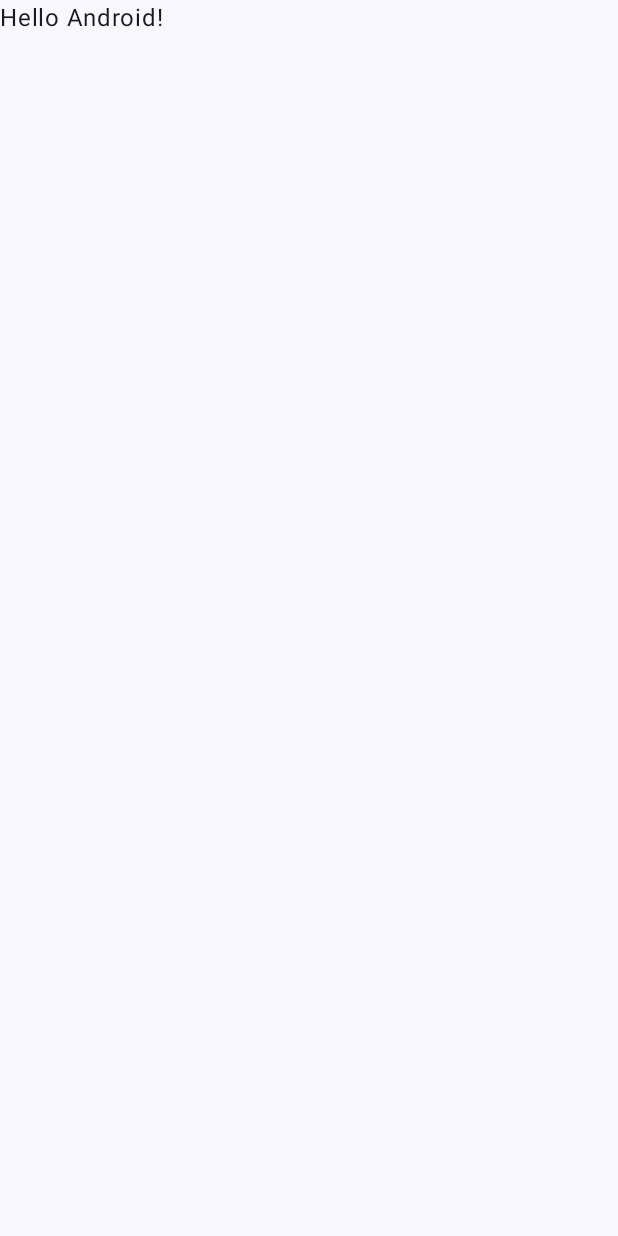
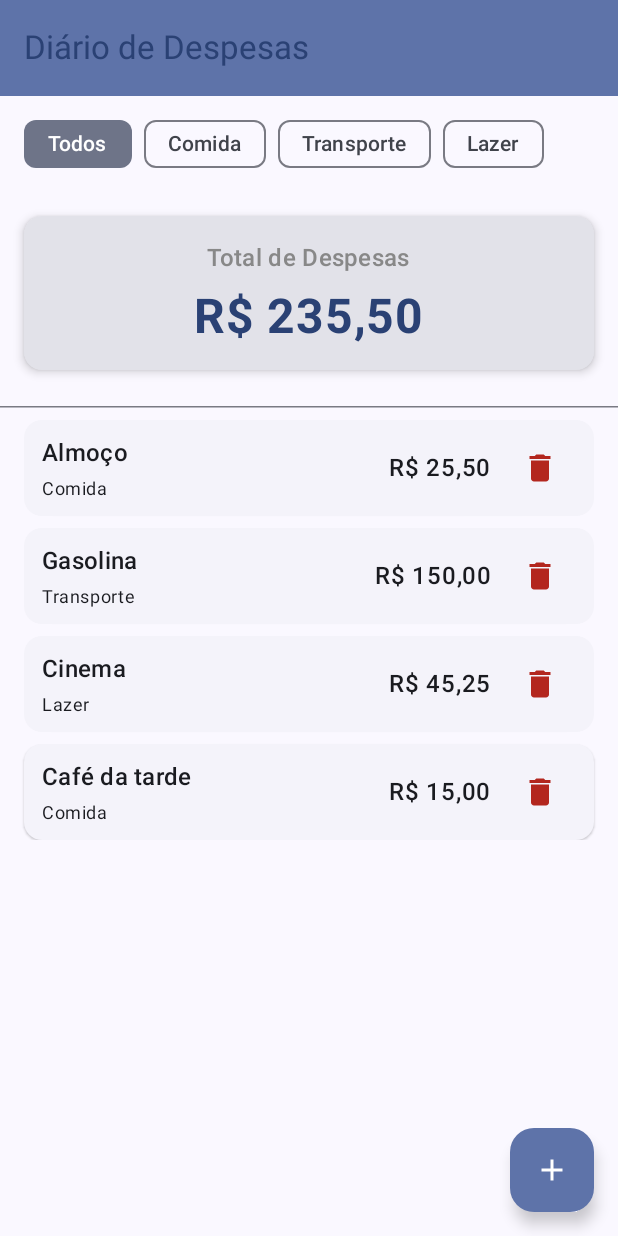
Before and after one commit to lariyuki/diario-de-despesas, an Android app built with Jetpack Compose: the screen it shows after launch (MainActivity), on a phone screen of 412 x 824 dp. Before the commit the screen is almost empty. Run offline under Robolectric (Android 15) with nearby library versions, the phone set to English and light mode, and no system bars.

Commit message:
Frontend completo

```diff
--- a/app/build.gradle.kts
+++ b/app/build.gradle.kts
@@ -49,6 +49,7 @@ dependencies {
     implementation(libs.androidx.compose.ui.graphics)
     implementation(libs.androidx.compose.ui.tooling.preview)
     implementation(libs.androidx.compose.material3)
+    implementation("androidx.navigation:navigation-compose:2.7.7")
     testImplementation(libs.junit)
     androidTestImplementation(libs.androidx.junit)
     androidTestImplementation(libs.androidx.espresso.core)
@@ -56,4 +57,5 @@ dependencies {
     androidTestImplementation(libs.androidx.compose.ui.test.junit4)
     debugImplementation(libs.androidx.compose.ui.tooling)
     debugImplementation(libs.androidx.compose.ui.test.manifest)
+
 }
--- a/app/src/main/java/com/example/diariodespesa/MainActivity.kt
+++ b/app/src/main/java/com/example/diariodespesa/MainActivity.kt
@@ -5,13 +5,12 @@ import androidx.activity.ComponentActivity
 import androidx.activity.compose.setContent
 import androidx.activity.enableEdgeToEdge
 import androidx.compose.foundation.layout.fillMaxSize
-import androidx.compose.foundation.layout.padding
-import androidx.compose.material3.Scaffold
-import androidx.compose.material3.Text
-import androidx.compose.runtime.Composable
+import androidx.compose.material3.MaterialTheme
+import androidx.compose.material3.Surface
 import androidx.compose.ui.Modifier
-import androidx.compose.ui.tooling.preview.Preview
+import com.example.diariodespesa.navigation.AppNav
 import com.example.diariodespesa.ui.theme.DiarioDespesaTheme
+
 
 class MainActivity : ComponentActivity() {
     override fun onCreate(savedInstanceState: Bundle?) {
@@ -19,29 +18,13 @@ class MainActivity : ComponentActivity() {
         enableEdgeToEdge()
         setContent {
             DiarioDespesaTheme {
-                Scaffold(modifier = Modifier.fillMaxSize()) { innerPadding ->
-                    Greeting(
-                        name = "Android",
-                        modifier = Modifier.padding(innerPadding)
-                    )
+                Surface(
+                    modifier = Modifier.fillMaxSize(),
+                    color = MaterialTheme.colorScheme.background
+                ) {
+                    AppNav()
                 }
             }
         }
     }
 }
-
-@Composable
-fun Greeting(name: String, modifier: Modifier = Modifier) {
-    Text(
-        text = "Hello $name!",
-        modifier = modifier
-    )
-}
-
-@Preview(showBackground = true)
-@Composable
-fun GreetingPreview() {
-    DiarioDespesaTheme {
-        Greeting("Android")
-    }
-}
--- /dev/null
+++ b/app/src/main/java/com/example/diariodespesa/navigation/AppNav.kt
@@ -0,0 +1,68 @@
+package com.example.diariodespesa.navigation
+
+
+import androidx.compose.runtime.Composable
+import androidx.navigation.NavType
+import androidx.navigation.compose.NavHost
+import androidx.navigation.compose.composable
+import androidx.navigation.compose.rememberNavController
+import androidx.navigation.navArgument
+import com.example.diariodespesa.ui.screens.AddEditExpenseScreen
+import com.example.diariodespesa.ui.screens.ExpenseDetailScreen
+import com.example.diariodespesa.ui.screens.ExpensesListScreen
+
+@Composable
+fun AppNav() {
+    val nav = rememberNavController()
+    // val vm: ExpensesViewModel = viewModel() // Seu amigo vai descomentar e implementar
+
+    NavHost(navController = nav, startDestination = Routes.EXPENSES_LIST) {
+
+        composable(Routes.EXPENSES_LIST) {
+            ExpensesListScreen(
+                // vm = vm,
+                onOpenDetails = { id -> nav.navigate(Routes.detail(id)) },
+                onAddNewExpense = { nav.navigate(Routes.EXPENSE_ADD) }
+            )
+        }
+
+        composable(
+            route = Routes.EXPENSE_DETAIL,
+            arguments = listOf(navArgument(Routes.EXPENSE_DETAIL_ARG) { type = NavType.LongType })
+        ) { backStackEntry ->
+            val id = backStackEntry.arguments?.getLong(Routes.EXPENSE_DETAIL_ARG) ?: 0L
+            ExpenseDetailScreen(
+                // vm = vm,
+                id = id,
+                onBack = { nav.navigateUp() },
+                onEdit = { expenseId -> nav.navigate(Routes.edit(expenseId)) },
+                onDelete = {
+                    // vm.delete(id)
+                    nav.navigateUp()
+                }
+            )
+        }
+
+        composable(route = Routes.EXPENSE_ADD) {
+            AddEditExpenseScreen(
+                // vm = vm,
+                id = null,
+                onCancel = { nav.navigateUp() },
+                onSave = { nav.navigateUp() }
+            )
+        }
+
+        composable(
+            route = Routes.EXPENSE_EDIT,
+            arguments = listOf(navArgument(Routes.EXPENSE_EDIT_ARG) { type = NavType.LongType })
+        ) { backStackEntry ->
+            val id = backStackEntry.arguments?.getLong(Routes.EXPENSE_EDIT_ARG) ?: 0L
+            AddEditExpenseScreen(
+                // vm = vm,
+                id = id,
+                onCancel = { nav.navigateUp() },
+                onSave = { nav.navigateUp() }
+            )
+        }
+    }
+}
--- /dev/null
+++ b/app/src/main/java/com/example/diariodespesa/ui/components/ExpenseComponents.kt
@@ -0,0 +1,85 @@
+package com.example.diariodespesa.ui.components
+
+import androidx.compose.foundation.layout.*
+import androidx.compose.material.icons.Icons
+import androidx.compose.material.icons.filled.Delete
+import androidx.compose.material3.*
+import androidx.compose.runtime.Composable
+import androidx.compose.ui.Alignment
+import androidx.compose.ui.Modifier
+import androidx.compose.ui.graphics.Color
+import androidx.compose.ui.text.font.FontWeight
+import androidx.compose.ui.unit.dp
+import androidx.compose.ui.unit.sp
+import com.example.diariodespesa.ui.screens.Expense
+import com.example.diariodespesa.ui.screens.formatCurrency
+
+
+@Composable
+fun TotalExpensesCard(total: Double) {
+    Card(
+        modifier = Modifier.fillMaxWidth().padding(16.dp),
+        elevation = CardDefaults.cardElevation(defaultElevation = 4.dp)
+    ) {
+        Column(
+            modifier = Modifier.padding(16.dp).fillMaxWidth(),
+            horizontalAlignment = Alignment.CenterHorizontally
+        ) {
+            Text("Total de Despesas", style = MaterialTheme.typography.titleMedium, color = Color.Gray)
+            Spacer(modifier = Modifier.height(8.dp))
+            Text(
+                text = formatCurrency(total),
+                fontSize = 32.sp,
+                fontWeight = FontWeight.Bold,
+                color = MaterialTheme.colorScheme.primary
+            )
+        }
+    }
+}
+
+
+@OptIn(ExperimentalMaterial3Api::class)
+@Composable
+fun ExpenseItemCard(
+    expense: Expense,
+    onClick: () -> Unit,
+    onDeleteClick: () -> Unit
+) {
+    ElevatedCard(onClick = onClick, modifier = Modifier.fillMaxWidth()) {
+        Row(
+            modifier = Modifier.padding(horizontal = 12.dp, vertical = 8.dp).fillMaxWidth(),
+            verticalAlignment = Alignment.CenterVertically
+        ) {
+            Column(modifier = Modifier.weight(1f)) {
+                Text(expense.description, style = MaterialTheme.typography.titleMedium)
+                Spacer(Modifier.height(4.dp))
+                Text(expense.category, style = MaterialTheme.typography.bodySmall)
+            }
+
+            Text(
+                text = formatCurrency(expense.amount),
+                style = MaterialTheme.typography.bodyLarge,
+                fontWeight = FontWeight.SemiBold,
+                modifier = Modifier.padding(horizontal = 8.dp)
+            )
+
+
+            IconButton(onClick = onDeleteClick) {
+                Icon(
+                    imageVector = Icons.Default.Delete,
+                    contentDescription = "Excluir Despesa",
+                    tint = MaterialTheme.colorScheme.error
+                )
+            }
+        }
+    }
+}
+
+
+@Composable
+fun DetailItem(label: String, value: String) {
+    Column {
+        Text(text = label, style = MaterialTheme.typography.labelMedium, color = Color.Gray)
+        Text(text = value, style = MaterialTheme.typography.bodyLarge)
+    }
+}
--- /dev/null
+++ b/app/src/main/java/com/example/diariodespesa/ui/screens/ExpensesListScreen.kt
@@ -0,0 +1,115 @@
+package com.example.diariodespesa.ui.screens
+
+import android.widget.Toast
+import androidx.compose.foundation.layout.*
+import androidx.compose.foundation.lazy.LazyColumn
+import androidx.compose.foundation.lazy.items
+import androidx.compose.material.icons.Icons
+import androidx.compose.material.icons.filled.Add
+import androidx.compose.material3.*
+import androidx.compose.runtime.*
+import androidx.compose.ui.Modifier
+import androidx.compose.ui.platform.LocalContext
+import androidx.compose.ui.unit.dp
+import com.example.diariodespesa.ui.components.ExpenseItemCard
+import com.example.diariodespesa.ui.components.TotalExpensesCard
+
+// CLASSE E FUNÇÃO TEMPORÁRIAS
+data class Expense(val id: Long, val description: String, val amount: Double, val category: String, val date: Long)
+
+fun formatCurrency(value: Double): String {
+    return "R$ ${"%.2f".format(value).replace('.', ',')}"
+}
+
+@OptIn(ExperimentalMaterial3Api::class)
+@Composable
+fun ExpensesListScreen(
+    // vm: ExpensesViewModel,
+    onOpenDetails: (Long) -> Unit,
+    onAddNewExpense: () -> Unit
+) {
+
+    // 'null' significa que "Todos" estão selecionados.
+    var selectedCategory by remember { mutableStateOf<String?>(null) }
+    val context = LocalContext.current
+
+    Scaffold(
+        topBar = {
+            TopAppBar(
+                title = { Text("Diário de Despesas") },
+                colors = TopAppBarDefaults.topAppBarColors(
+                    containerColor = MaterialTheme.colorScheme.primaryContainer,
+                    titleContentColor = MaterialTheme.colorScheme.primary,
+                )
+            )
+        },
+        floatingActionButton = {
+            FloatingActionButton(onClick = onAddNewExpense) {
+                Icon(Icons.Default.Add, contentDescription = "Adicionar nova despesa")
+            }
+        }
+    ) { padding ->
+        Column(modifier = Modifier.padding(padding).fillMaxSize()) {
+
+
+            val categories = listOf("Comida", "Transporte", "Lazer")
+            Row(
+                modifier = Modifier
+                    .fillMaxWidth()
+                    .padding(horizontal = 16.dp, vertical = 8.dp),
+                horizontalArrangement = Arrangement.spacedBy(8.dp)
+            ) {
+                // Botão para "Todos"
+                FilterChip(
+                    selected = selectedCategory == null,
+                    onClick = { selectedCategory = null },
+                    label = { Text("Todos") }
+                )
+                // Botões para cada categoria
+                categories.forEach { category ->
+                    FilterChip(
+                        selected = selectedCategory == category,
+                        onClick = { selectedCategory = category },
+                        label = { Text(category) }
+                    )
+                }
+            }
+
+            TotalExpensesCard(total = 235.50) //valor fixo
+
+            HorizontalDivider(modifier = Modifier.padding(vertical = 8.dp))
+
+            LazyColumn(
+                modifier = Modifier.padding(horizontal = 16.dp),
+                verticalArrangement = Arrangement.spacedBy(8.dp)
+            ) {
+                val sampleExpenses = listOf(
+                    Expense(1, "Almoço", 25.50, "Comida", System.currentTimeMillis()),
+                    Expense(2, "Gasolina", 150.0, "Transporte", System.currentTimeMillis()),
+                    Expense(3, "Cinema", 45.25, "Lazer", System.currentTimeMillis()),
+                    Expense(4, "Café da tarde", 15.00, "Comida", System.currentTimeMillis())
+                )
+
+
+                val filteredExpenses = if (selectedCategory == null) {
+                    sampleExpenses // Se nenhuma categoria estiver selecionada, mostra tudo.
+                } else {
+                    sampleExpenses.filter {
+
+                        it.category == selectedCategory
+                    }
+                }
+
+                items(filteredExpenses, key = { it.id }) { expense ->
+                    ExpenseItemCard(
+                        expense = expense,
+                        onClick = { onOpenDetails(expense.id) },
+                        onDeleteClick = {
+                            Toast.makeText(context, "${expense.description} excluída!", Toast.LENGTH_SHORT).show()
+                        }
+                    )
+                }
+            }
+        }
+    }
+}
```
Also changed, not shown: app/src/main/java/com/example/diariodespesa/navigation/Routes.kt (added, +17 -0 lines), app/src/main/java/com/example/diariodespesa/ui/screens/AddEditExpenseScreen.kt (added, +88 -0 lines), app/src/main/java/com/example/diariodespesa/ui/screens/ExpenseDetailScreen.kt (added, +56 -0 lines).
